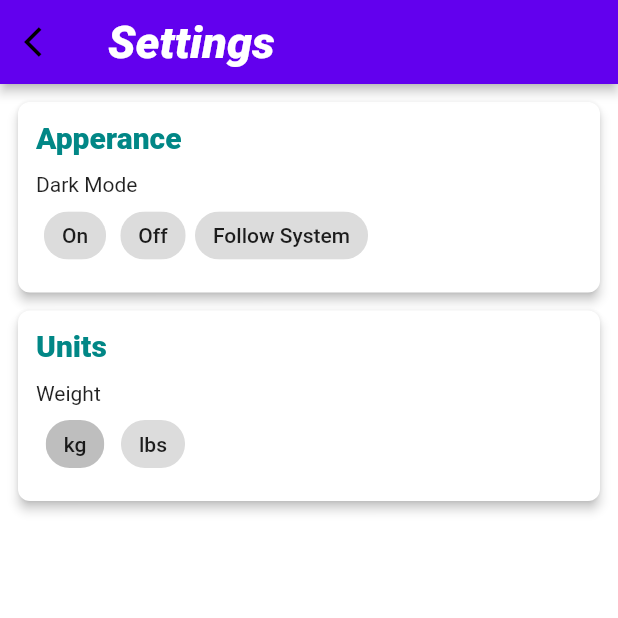
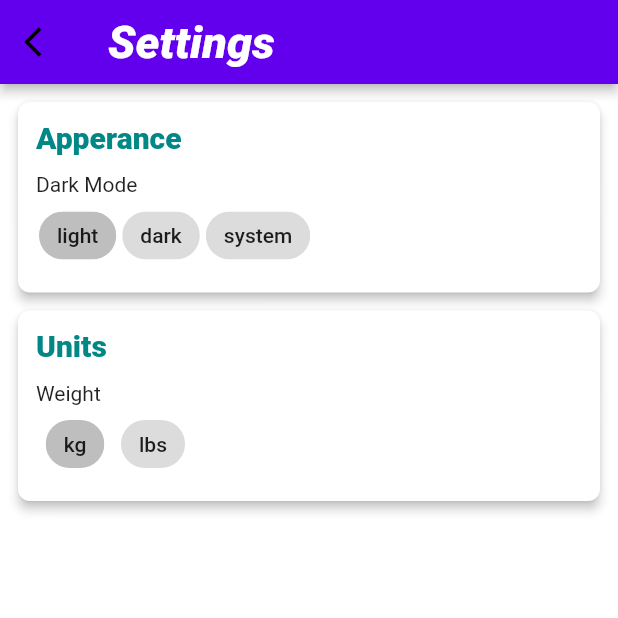
Before and after one commit to varadgauthankar/gym_log, a Flutter app: the screen it shows after launch, after a tap on the "settings" icon, on a phone screen of 412 x 824 dp, the top half of it. Run offline on Flutter 3.47's test engine with Material 2 defaults, Android fonts, the phone set to English and light mode, and no system bars; our stand-ins replace flutter_speed_dial, moor_flutter, shared_preferences; generated files the repository leaves out were written again.

Commit message:
switched from string to enum for settings purposes

```diff
--- a/lib/pages/settings.dart
+++ b/lib/pages/settings.dart
@@ -14,27 +14,22 @@ class SettingsPage extends StatefulWidget {
 }
 
 class _SettingsPageState extends State<SettingsPage> {
-  bool selected = false;
-  List<String> darkThemeChips = ['On', 'Off', 'Follow System'];
-  List<String> weightChips = ['Kg', 'Lbs'];
-
-  String darkThemeChoice = ""; //stores the choice of theme
-
+  AppTheme appTheme;
   WeightUnit weightUnit;
 
-//Build the dark mode chip
+//Build the dark mode chips
   List<Widget> buildDarkModeChoices() {
     List<Widget> choices = [];
-    darkThemeChips.forEach((item) {
+    AppTheme.values.forEach((item) {
       choices.add(Container(
         padding: const EdgeInsets.all(2.0),
         child: ChoiceChip(
-          label: Text(item),
-          selected: darkThemeChoice == item,
+          label: Text(describeEnum(item)),
+          selected: appTheme == item,
           onSelected: (selected) {
             setState(() {
-              darkThemeChoice = item;
-              changeTheme(darkThemeChoice);
+              appTheme = item;
+              toggleAppTheme(appTheme);
             });
           },
         ),
@@ -65,20 +60,15 @@ class _SettingsPageState extends State<SettingsPage> {
     return choices;
   }
 
-  // Change the theme
-  void changeTheme(String theme) {
-    Provider.of<ThemeNotifier>(context, listen: false).toggleTheme(theme);
+  // toggle the Apptheme
+  void toggleAppTheme(AppTheme appTheme) {
+    Provider.of<ThemeNotifier>(context, listen: false).toggleAppTheme(appTheme);
   }
 
-  void toggleWeightUnits(WeightUnit data) {
-    Provider.of<UnitsNotifier>(context, listen: false).toggleWeightUnit(data);
-  }
-
-  // SEt the value of the darkmode chip value
-  setDarkmodeChipValue() {
-    var notifier = Provider.of<ThemeNotifier>(context, listen: false);
-    ThemeMode theme = notifier.theme;
-    darkThemeChoice = notifier.convertThemeModeDataToString(theme);
+  // Toggle The weights unit
+  void toggleWeightUnits(WeightUnit weightUnit) {
+    Provider.of<UnitsNotifier>(context, listen: false)
+        .toggleWeightUnit(weightUnit);
   }
 
   // get the color of the overlay widget, just some material rules.
@@ -86,10 +76,15 @@ class _SettingsPageState extends State<SettingsPage> {
     return Color.alphaBlend(ElevationOverlay.overlayColor(context, 1), color);
   }
 
+  //Sets Chips to their respective value
+  void setChipValues() {
+    appTheme = Provider.of<ThemeNotifier>(context, listen: false).appTheme;
+    weightUnit = Provider.of<UnitsNotifier>(context, listen: false).weightUnit;
+  }
+
   @override
   void initState() {
-    setDarkmodeChipValue(); //sets the chip appropriate value of the chip
-    weightUnit = Provider.of<UnitsNotifier>(context, listen: false).weightUnit;
+    setChipValues();
     super.initState();
   }
 
```
